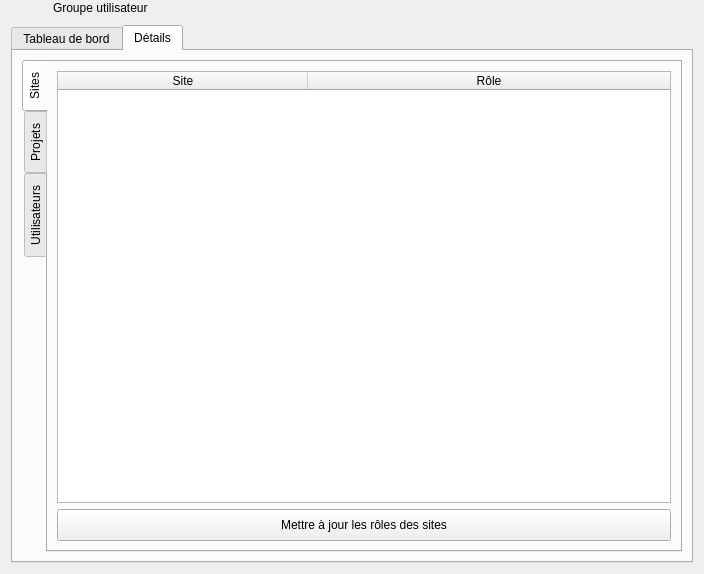
Qt form client/src/editors/UserGroupWidget.ui (introlab/openteraplus) before a commit.
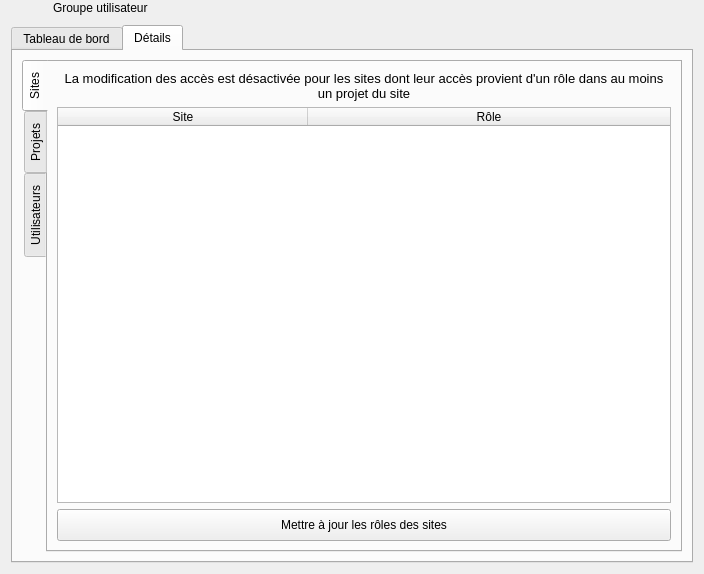
The same form after that commit. The open tabs and pages were chosen to show the change. Icons and pictures are not drawn. Custom widgets are drawn as their Qt base class.

Commit message: Closes #2. Completed user groups integration.

Diff of the .ui file:
```diff
--- a/client/src/editors/UserGroupWidget.ui
+++ b/client/src/editors/UserGroupWidget.ui
@@ -236,6 +236,30 @@
            <string>Sites</string>
           </attribute>
           <layout class="QVBoxLayout" name="verticalLayout_3">
+           <item>
+            <widget class="QLabel" name="lblInherited">
+             <property name="sizePolicy">
+              <sizepolicy hsizetype="Preferred" vsizetype="Preferred">
+               <horstretch>0</horstretch>
+               <verstretch>0</verstretch>
+              </sizepolicy>
+             </property>
+             <property name="font">
+              <font>
+               <pointsize>10</pointsize>
+              </font>
+             </property>
+             <property name="text">
+              <string>La modification des accès est désactivée pour les sites dont leur accès provient d'un rôle dans au moins un projet du site</string>
+             </property>
+             <property name="alignment">
+              <set>Qt::AlignCenter</set>
+             </property>
+             <property name="wordWrap">
+              <bool>true</bool>
+             </property>
+            </widget>
+           </item>
            <item>
             <widget class="QTableWidget" name="tableSites">
              <property name="editTriggers">
```
Left out of the diff: 26 changed lines with no effect on the pictures. The commit also changes 6 other files.
